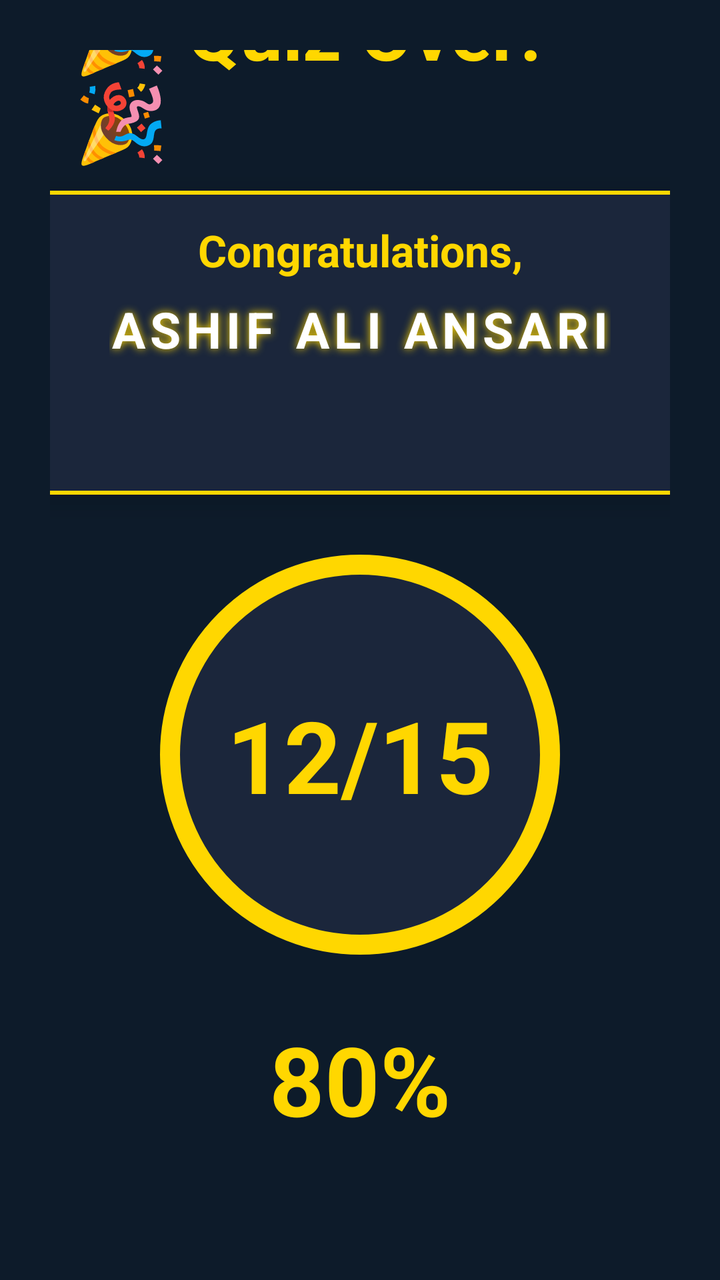
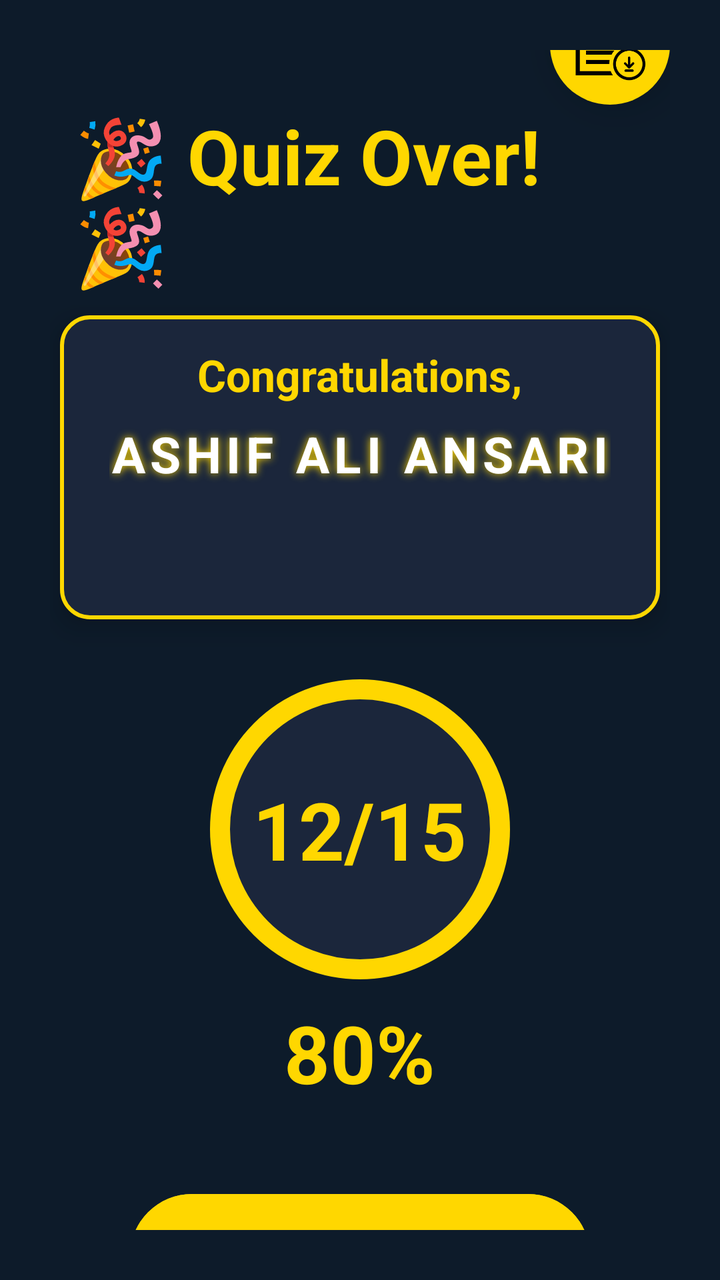

The first picture is an Android layout as it rendered before a commit; the second is the same layout after the commit. The layout source and the unified diff follow.
<!-- AndroidManifest.xml: application theme Theme.QuizApp -->
<!-- res/layout/activity_result.xml -->
<?xml version="1.0" encoding="utf-8"?>
<LinearLayout xmlns:android="http://schemas.android.com/apk/res/android"
    android:layout_width="match_parent"
    android:layout_height="match_parent"
    android:orientation="vertical"
    android:gravity="center"
    android:padding="25dp"
    android:background="#0D1B2A">

    
    <LinearLayout
        android:layout_width="wrap_content"
        android:layout_height="wrap_content"
        android:orientation="horizontal"
        android:layout_marginBottom="10dp">


        <TextView
            android:layout_width="wrap_content"
            android:layout_height="wrap_content"
            android:text="🎉 Quiz Over! 🎉"
            android:textSize="38sp"
            android:textStyle="bold"
            android:textColor="#FFD700"
            android:layout_marginStart="12dp"
            android:layout_marginEnd="12dp" />

    </LinearLayout>

    
    <LinearLayout
        android:layout_width="343dp"
        android:layout_height="wrap_content"
        android:layout_marginBottom="30dp"
        android:background="@drawable/player_name_bg"
        android:elevation="8dp"
        android:gravity="center"
        android:orientation="vertical"
        android:padding="15dp">

        <TextView
            android:layout_width="wrap_content"
            android:layout_height="wrap_content"
            android:layout_marginBottom="8dp"
            android:text="Congratulations,"
            android:textColor="#FFD700"
            android:textSize="22sp"
            android:textStyle="bold" />

        <TextView
            android:id="@+id/tvPlayerName"
            android:layout_width="wrap_content"
            android:layout_height="wrap_content"
            android:letterSpacing="0.1"
            android:shadowColor="#FFD700"
            android:shadowDx="0"
            android:shadowDy="0"
            android:shadowRadius="10"
            android:text="ASHIF ALI ANSARI"
            android:textColor="#FFFFFF"
            android:textSize="25sp"
            android:textStyle="bold" />

        <TextView
            android:layout_width="wrap_content"
            android:layout_height="wrap_content"
            android:layout_marginTop="8dp"
            android:textSize="32sp" />
    </LinearLayout>

    
    <RelativeLayout
        android:layout_width="200dp"
        android:layout_height="200dp"
        android:layout_marginBottom="30dp">

        <View
            android:layout_width="match_parent"
            android:layout_height="match_parent"
            android:background="@drawable/circle_gold_border" />

        <TextView
            android:id="@+id/tvFinalScore"
            android:layout_width="wrap_content"
            android:layout_height="wrap_content"
            android:text="12/15"
            android:textSize="50sp"
            android:textStyle="bold"
            android:textColor="#FFD700"
            android:layout_centerInParent="true" />
    </RelativeLayout>

    
    <TextView
        android:id="@+id/tvPercentage"
        android:layout_width="wrap_content"
        android:layout_height="wrap_content"
        android:text="80%"
        android:textSize="48sp"
        android:textStyle="bold"
        android:textColor="#FFD700"
        android:layout_marginBottom="20dp" />

    
    <TextView
        android:id="@+id/tvMessage"
        android:layout_width="wrap_content"
        android:layout_height="wrap_content"
        android:text="Excellent!"
        android:textSize="30sp"
        android:textStyle="bold"
        android:textColor="#FFFFFF"
        android:shadowColor="#FFD700"
        android:shadowDx="0"
        android:shadowDy="0"
        android:shadowRadius="12"
        android:letterSpacing="0.05"
        android:layout_marginTop="20dp"
        android:layout_marginBottom="50dp"
        android:gravity="center" />

    
    <Button
        android:id="@+id/btnPlayAgain"
        android:layout_width="match_parent"
        android:layout_height="wrap_content"
        android:text="🔄️ Play Again"
        android:textSize="24sp"
        android:textStyle="bold"
        android:textColor="#0D1B2A"
        android:backgroundTint="#FFD700"
        android:padding="18dp"
        android:elevation="10dp"
        android:layout_marginHorizontal="20dp" />

</LinearLayout>
<!-- resources referenced by this layout -->
<resources>
  <!-- drawable circle_gold_border (drawable) -->
  <?xml version="1.0" encoding="utf-8"?>
  <shape xmlns:android="http://schemas.android.com/apk/res/android">
      <solid android:color="#1B263B" />
      <stroke
          android:width="10dp"
          android:color="#FFD700" />
      <corners android:radius="100dp" />
  </shape>
  <!-- drawable player_name_bg (drawable) -->
  <?xml version="1.0" encoding="utf-8"?>
  <shape xmlns:android="http://schemas.android.com/apk/res/android">
      <solid android:color="#1B263B" /> 
      <stroke
          android:width="2dp"
          android:color="#FFD700" /> 
      <corners android:radius="14dp" />
  </shape>
  <style name="Theme.QuizApp" parent="Base.Theme.QuizApp" />
  <style name="Base.Theme.QuizApp" parent="Theme.Material3.DayNight.NoActionBar">
          
          
      </style>
</resources>

<!-- the commit's change to res/layout/activity_result.xml (unified diff, before → after) -->
@@ -8,6 +8,24 @@
     android:background="#0D1B2A">
 
     
+
+    
+    <ImageButton
+        android:id="@+id/btnDownloadReport"
+        android:layout_width="60dp"
+        android:layout_height="60dp"
+        android:layout_alignParentTop="true"
+        android:layout_alignParentEnd="true"
+        android:layout_marginTop="15dp"
+        android:background="@drawable/ic_download_circle"
+        android:backgroundTint="#FFD700"
+        android:contentDescription="Download Report"
+        android:elevation="12dp"
+        android:padding="12dp"
+        android:layout_gravity="top|end"
+        android:scaleType="centerInside"
+        android:src="@drawable/ic_download" />
+
     <LinearLayout
         android:layout_width="wrap_content"
         android:layout_height="wrap_content"
@@ -29,7 +47,7 @@
 
     
     <LinearLayout
-        android:layout_width="343dp"
+        android:layout_width="300dp"
         android:layout_height="wrap_content"
         android:layout_marginBottom="30dp"
         android:background="@drawable/player_name_bg"
@@ -70,9 +88,9 @@
 
     
     <RelativeLayout
-        android:layout_width="200dp"
-        android:layout_height="200dp"
-        android:layout_marginBottom="30dp">
+        android:layout_width="150dp"
+        android:layout_height="150dp"
+        android:layout_marginBottom="10dp">
 
         <View
             android:layout_width="match_parent"
@@ -84,7 +102,7 @@
             android:layout_width="wrap_content"
             android:layout_height="wrap_content"
             android:text="12/15"
-            android:textSize="50sp"
+            android:textSize="40sp"
             android:textStyle="bold"
             android:textColor="#FFD700"
             android:layout_centerInParent="true" />
@@ -96,10 +114,10 @@
         android:layout_width="wrap_content"
         android:layout_height="wrap_content"
         android:text="80%"
-        android:textSize="48sp"
+        android:textSize="40sp"
         android:textStyle="bold"
         android:textColor="#FFD700"
-        android:layout_marginBottom="20dp" />
+        android:layout_marginBottom="10dp" />
 
     
     <TextView
@@ -115,22 +133,22 @@
         android:shadowDy="0"
         android:shadowRadius="12"
         android:letterSpacing="0.05"
-        android:layout_marginTop="20dp"
-        android:layout_marginBottom="50dp"
+        android:layout_marginBottom="30dp"
         android:gravity="center" />
 
     
     <Button
         android:id="@+id/btnPlayAgain"
         android:layout_width="match_parent"
-        android:layout_height="wrap_content"
+        android:layout_height="70dp"
         android:text="🔄️ Play Again"
-        android:textSize="24sp"
+        android:textSize="20sp"
         android:textStyle="bold"
         android:textColor="#0D1B2A"
         android:backgroundTint="#FFD700"
-        android:padding="18dp"
         android:elevation="10dp"
-        android:layout_marginHorizontal="20dp" />
+        android:layout_marginHorizontal="40dp" />
+
+
 
 </LinearLayout>
<!-- resource entries referenced after the edit -->
@@ -8,6 +8,14 @@
           android:width="10dp"
           android:color="#FFD700" />
       <corners android:radius="100dp" />
+  </shape>
+  <!-- drawable ic_download: png bitmap (drawable, 4258 bytes) -->
+  <!-- drawable ic_download_circle (drawable) -->
+  <?xml version="1.0" encoding="utf-8"?>
+  <shape xmlns:android="http://schemas.android.com/apk/res/android"
+      android:shape="oval">
+      <solid android:color="#FFD700" />
+      <corners android:radius="30dp" />
   </shape>
   <!-- drawable player_name_bg (drawable) -->
   <?xml version="1.0" encoding="utf-8"?>
